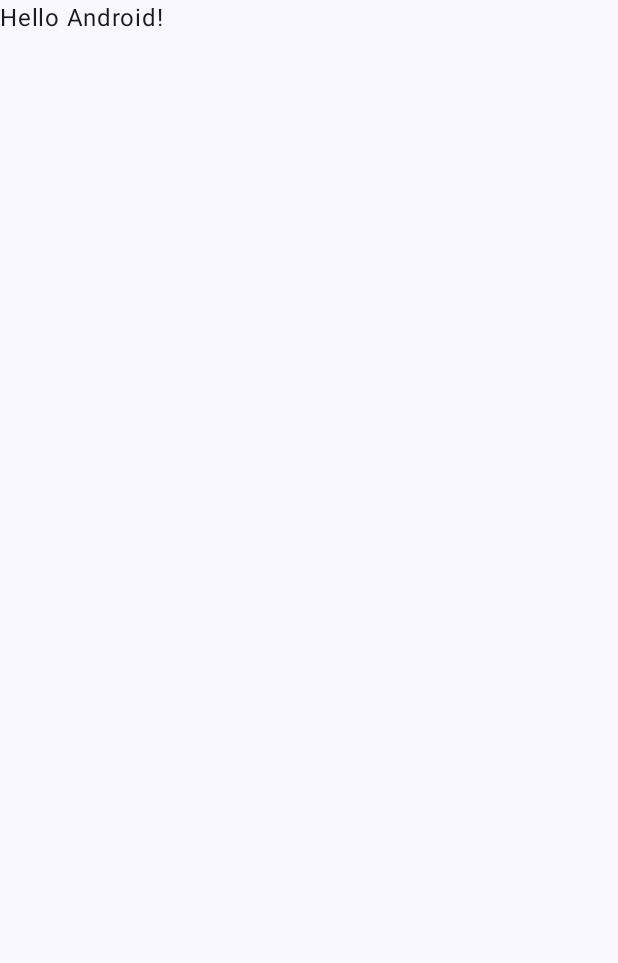
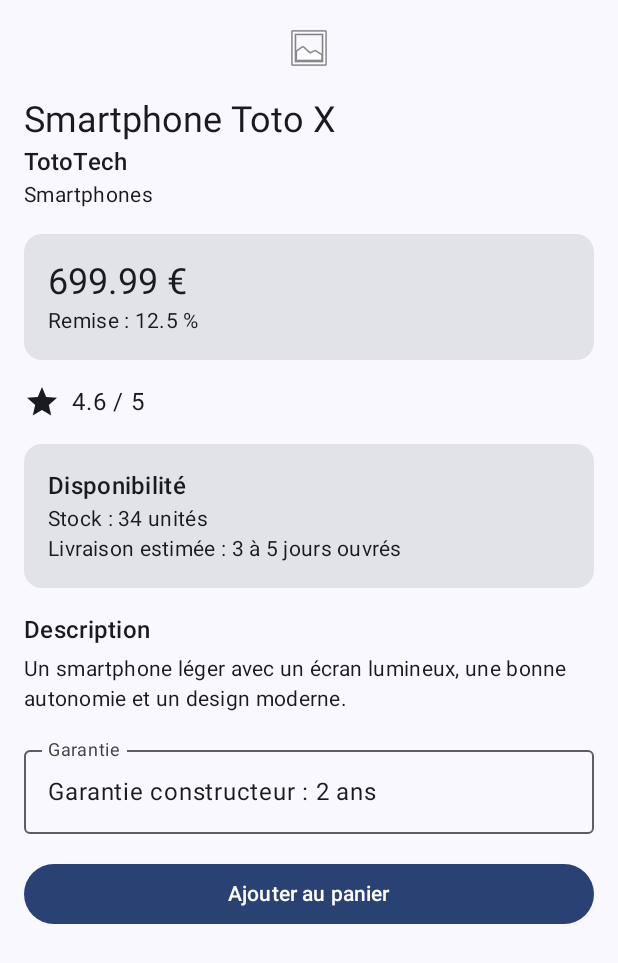
Before and after one commit to StayZe/TP-Jetpack-Compose-ProductExplorer, an Android app built with Jetpack Compose: the screen it shows after launch (MainActivity), on a phone screen of 412 x 824 dp. Before the commit the part shown is almost empty. Shown: the top 963 px of the screen. Run offline under Robolectric (Android 15) with nearby library versions, the phone set to English and light mode, and no system bars.

Commit message:
TP4 - Écran de détail produit : composants fondamentaux (Text, Button, Icon, Image, Card, TextField)

```diff
--- a/app/build.gradle.kts
+++ b/app/build.gradle.kts
@@ -40,6 +40,7 @@ dependencies {
     implementation(platform(libs.androidx.compose.bom))
     implementation(libs.androidx.activity.compose)
     implementation(libs.androidx.compose.material3)
+    implementation(libs.androidx.compose.material.icons.extended)
     implementation(libs.androidx.compose.ui)
     implementation(libs.androidx.compose.ui.graphics)
     implementation(libs.androidx.compose.ui.tooling.preview)
--- a/app/src/main/java/com/example/productexplorer/MainActivity.kt
+++ b/app/src/main/java/com/example/productexplorer/MainActivity.kt
@@ -4,13 +4,26 @@ import android.os.Bundle
 import androidx.activity.ComponentActivity
 import androidx.activity.compose.setContent
 import androidx.activity.enableEdgeToEdge
+import androidx.compose.foundation.Image
+import androidx.compose.foundation.layout.Column
+import androidx.compose.foundation.layout.Row
 import androidx.compose.foundation.layout.fillMaxSize
+import androidx.compose.foundation.layout.fillMaxWidth
 import androidx.compose.foundation.layout.padding
+import androidx.compose.material.icons.Icons
+import androidx.compose.material.icons.filled.Star
+import androidx.compose.material3.Button
+import androidx.compose.material3.Card
+import androidx.compose.material3.Icon
+import androidx.compose.material3.MaterialTheme
+import androidx.compose.material3.OutlinedTextField
 import androidx.compose.material3.Scaffold
 import androidx.compose.material3.Text
 import androidx.compose.runtime.Composable
 import androidx.compose.ui.Modifier
+import androidx.compose.ui.res.painterResource
 import androidx.compose.ui.tooling.preview.Preview
+import androidx.compose.ui.unit.dp
 import com.example.productexplorer.ui.theme.ProductExplorerTheme
 
 class MainActivity : ComponentActivity() {
@@ -20,8 +33,11 @@ class MainActivity : ComponentActivity() {
         setContent {
             ProductExplorerTheme {
                 Scaffold(modifier = Modifier.fillMaxSize()) { innerPadding ->
-                    Greeting(
-                        name = "Android",
+                    ProductDetailScreen(
+                        product = sampleProduct(),
+                        onAddToCartClick = {
+                            // Action à ajouter plus tard
+                        },
                         modifier = Modifier.padding(innerPadding)
                     )
                 }
@@ -59,17 +75,225 @@ fun sampleProduct(): ProductUi {
 }
 
 @Composable
-fun Greeting(name: String, modifier: Modifier = Modifier) {
-    Text(
-        text = "Hello $name!",
+fun ProductDetailScreen(
+    product: ProductUi,
+    onAddToCartClick: () -> Unit,
+    modifier: Modifier = Modifier
+) {
+    Column(
+        modifier = modifier
+            .fillMaxSize()
+            .padding(16.dp)
+    ) {
+        ProductImage(
+            productTitle = product.title,
+            modifier = Modifier
+                .fillMaxWidth()
+                .padding(bottom = 16.dp)
+        )
+
+        ProductHeader(
+            title = product.title,
+            brand = product.brand,
+            category = product.category
+        )
+
+        ProductPriceCard(
+            price = product.price,
+            discountPercentage = product.discountPercentage,
+            modifier = Modifier
+                .fillMaxWidth()
+                .padding(top = 16.dp)
+        )
+
+        ProductRating(
+            rating = product.rating,
+            modifier = Modifier.padding(top = 16.dp)
+        )
+
+        ProductAvailabilityCard(
+            stock = product.stock,
+            shippingInformation = product.shippingInformation,
+            modifier = Modifier
+                .fillMaxWidth()
+                .padding(top = 16.dp)
+        )
+
+        ProductDescription(
+            description = product.description,
+            modifier = Modifier.padding(top = 16.dp)
+        )
+
+        ProductWarrantyField(
+            warrantyInformation = product.warrantyInformation,
+            modifier = Modifier
+                .fillMaxWidth()
+                .padding(top = 16.dp)
+        )
+
+        AddToCartButton(
+            onClick = onAddToCartClick,
+            modifier = Modifier
+                .fillMaxWidth()
+                .padding(top = 16.dp)
+        )
+    }
+}
+
+@Composable
+fun ProductHeader(
+    title: String,
+    brand: String,
+    category: String,
+    modifier: Modifier = Modifier
+) {
+    Column(modifier = modifier) {
+        Text(
+            text = title,
+            style = MaterialTheme.typography.headlineSmall
+        )
+        Text(
+            text = brand,
+            style = MaterialTheme.typography.titleMedium
+        )
+        Text(
+            text = category,
+            style = MaterialTheme.typography.bodyMedium
+        )
+    }
+}
+
+@Composable
+fun ProductPriceCard(
+    price: Double,
+    discountPercentage: Double,
+    modifier: Modifier = Modifier
+) {
+    Card(modifier = modifier) {
+        Column(
+            modifier = Modifier.padding(16.dp)
+        ) {
+            Text(
+                text = "$price €",
+                style = MaterialTheme.typography.headlineSmall
+            )
+            Text(
+                text = "Remise : $discountPercentage %",
+                style = MaterialTheme.typography.bodyMedium
+            )
+        }
+    }
+}
+
+@Composable
+fun ProductImage(
+    productTitle: String,
+    modifier: Modifier = Modifier
+) {
+    Image(
+        painter = painterResource(id = android.R.drawable.ic_menu_gallery),
+        contentDescription = "Image du produit $productTitle",
         modifier = modifier
     )
 }
 
+@Composable
+fun ProductRating(
+    rating: Double,
+    modifier: Modifier = Modifier
+) {
+    Row(modifier = modifier) {
+        Icon(
+            imageVector = Icons.Default.Star,
+            contentDescription = "Note du produit"
+        )
+        Text(
+            text = "$rating / 5",
+            modifier = Modifier.padding(start = 8.dp)
+        )
+    }
+}
+
+@Composable
+fun ProductAvailabilityCard(
+    stock: Int,
+    shippingInformation: String,
+    modifier: Modifier = Modifier
+) {
+    Card(modifier = modifier) {
+        Column(
+            modifier = Modifier.padding(16.dp)
+        ) {
+            Text(
+                text = "Disponibilité",
+                style = MaterialTheme.typography.titleMedium
+            )
+            Text(
+                text = "Stock : $stock unités",
+                style = MaterialTheme.typography.bodyMedium
+            )
+            Text(
+                text = shippingInformation,
+                style = MaterialTheme.typography.bodyMedium
+            )
+        }
+    }
+}
+
+@Composable
+fun ProductDescription(
+    description: String,
+    modifier: Modifier = Modifier
+) {
+    Column(modifier = modifier) {
+        Text(
+            text = "Description",
+            style = MaterialTheme.typography.titleMedium
+        )
+        Text(
+            text = description,
+            style = MaterialTheme.typography.bodyMedium,
+            modifier = Modifier.padding(top = 4.dp)
+        )
+    }
+}
+
+@Composable
+fun ProductWarrantyField(
+    warrantyInformation: String,
+    modifier: Modifier = Modifier
+) {
+    OutlinedTextField(
+        value = warrantyInformation,
+        onValueChange = {},
+        readOnly = true,
+        label = {
+            Text(text = "Garantie")
+        },
+        modifier = modifier
+    )
+}
+
+@Composable
+fun AddToCartButton(
+    onClick: () -> Unit,
+    modifier: Modifier = Modifier
+) {
+    Button(
+        onClick = onClick,
+        modifier = modifier
+    ) {
+        Text(text = "Ajouter au panier")
+    }
+}
+
 @Preview(showBackground = true)
 @Composable
-fun GreetingPreview() {
+fun ProductDetailScreenPreview() {
     ProductExplorerTheme {
-        Greeting("Android")
+        ProductDetailScreen(
+            product = sampleProduct(),
+            onAddToCartClick = {}
+        )
     }
 }
--- a/gradle/libs.versions.toml
+++ b/gradle/libs.versions.toml
@@ -24,6 +24,7 @@ androidx-compose-ui-tooling-preview = { group = "androidx.compose.ui", name = "u
 androidx-compose-ui-test-manifest = { group = "androidx.compose.ui", name = "ui-test-manifest" }
 androidx-compose-ui-test-junit4 = { group = "androidx.compose.ui", name = "ui-test-junit4" }
 androidx-compose-material3 = { group = "androidx.compose.material3", name = "material3" }
+androidx-compose-material-icons-extended = { module = "androidx.compose.material:material-icons-extended" }
 
 [plugins]
 android-application = { id = "com.android.application", version.ref = "agp" }
```
